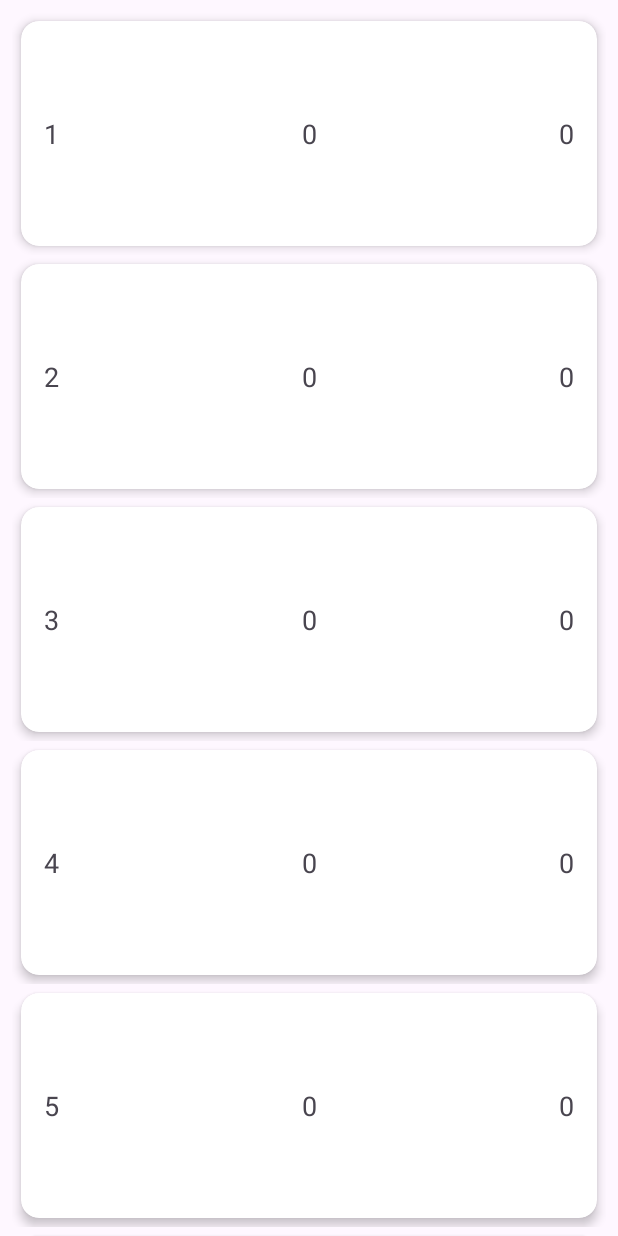
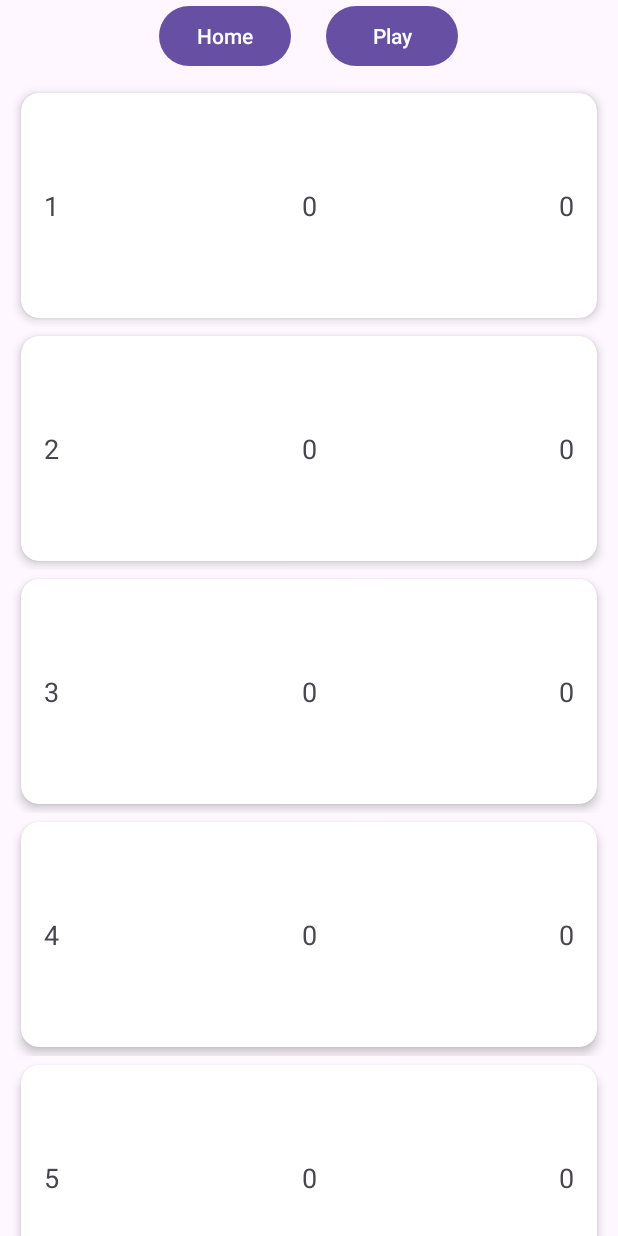
Before and after one commit to wfderrick/Penalty-Shootout, an Android app: the screen it shows after launch (MainActivity), after a tap on "LeaderBoard", on a phone screen of 412 x 824 dp. Run offline under Robolectric (Android 15) with nearby library versions, the phone set to English and light mode, and no system bars; our stand-ins replace Firebase (no records; nobody signed in at launch, a user with empty details on screens opened directly); 2 statements that could not run were skipped.

Commit message:
Improve leaderboard data retrieval
Add Firebase-backed leaderboard loading with thread support, local preference fallback, and a new leaderboard navigation layout.

```diff
--- a/app/src/main/java/com/example/penaltyshootout/Leaderboard.kt
+++ b/app/src/main/java/com/example/penaltyshootout/Leaderboard.kt
@@ -9,6 +9,7 @@ import android.view.ViewGroup
 import android.widget.TextView
 import androidx.appcompat.app.AppCompatActivity
 import androidx.recyclerview.widget.RecyclerView
+import com.google.android.gms.tasks.Tasks
 import com.google.firebase.database.DataSnapshot
 import com.google.firebase.database.DatabaseError
 import com.google.firebase.database.DatabaseReference
@@ -16,24 +17,28 @@ import com.google.firebase.database.FirebaseDatabase
 import com.google.firebase.database.ValueEventListener
 import org.json.JSONArray
 
-class Leaderboard : ValueEventListener {
+class Leaderboard : ValueEventListener, Thread {
 
-    private lateinit var leaderboard : List<List<String>>
+    private var leaderboard : List<List<String>> = listOf(listOf("", "", ""))
+    private lateinit var activity : MainActivity
+    private var retrieved : Boolean = false
+    private var databaseRef : DatabaseReference
 
-//    constructor(ref : DatabaseReference){
-//
-//    }
+    constructor(activity : MainActivity, databaseRef : DatabaseReference){
+        this.activity = activity
+        this.databaseRef = databaseRef
+    }
+    override fun run(){
+        val snapshot = Tasks.await(databaseRef.get())
+        leaderboard = snapshot.value as List<List<String>>
+    }
+
+    fun checkDataRetrieval() : Boolean{
+        return retrieved
+    }
+
     override fun onDataChange(snapshot: DataSnapshot) {
-        var json = JSONArray(snapshot.value.toString())
-        var editable = leaderboard.toMutableList()
-        for (i in 0 until leaderboard.size){
-            var innerEdit = editable[i].toMutableList()
-            var innerJSON = JSONArray(json.get(i))
-            innerEdit[1] = innerJSON.getString(1)
-            innerEdit[2] = innerJSON.getInt(2).toString()
-            editable[i] = innerEdit
-        }
-        leaderboard = editable
+        leaderboard = snapshot.value as List<List<String>>
     }
 
     override fun onCancelled(error: DatabaseError) {
@@ -41,9 +46,9 @@ class Leaderboard : ValueEventListener {
     }
 
     fun getLeaderboard() : List<List<String>>{
-        leaderboard = List<List<String>>(20, {List(3, {"0"})})
         return leaderboard
     }
+
 //    fun newScore(username : String, score : Int, ref : DatabaseReference){
 //        var editable = leaderboard.toMutableList()
 //        var result = editable
--- a/app/src/main/java/com/example/penaltyshootout/MainActivity.kt
+++ b/app/src/main/java/com/example/penaltyshootout/MainActivity.kt
@@ -4,6 +4,7 @@ import android.content.Context
 import android.content.Intent
 import android.content.SharedPreferences
 import android.os.Bundle
+import android.util.Log
 import android.view.View
 import android.widget.TextView
 import androidx.appcompat.app.AppCompatActivity
@@ -27,21 +28,16 @@ class MainActivity : AppCompatActivity(), View.OnClickListener {
     override fun onCreate(savedInstanceState: Bundle?) {
         super.onCreate(savedInstanceState)
         setContentView(R.layout.activity_main)
+        pref = this.getSharedPreferences(this.packageName + "_preferences", Context.MODE_PRIVATE )
+        databaseRef = FirebaseDatabase.getInstance().getReference("leaderboard")
+        leaderboard = Leaderboard(this, databaseRef)
+        databaseRef.addValueEventListener(leaderboard)
+        leaderboard.start()
         playButton = findViewById<TextView>(play_button)
         leaderboardButton = findViewById<TextView>(leaderboard_button)
         leaderboardButton.setOnClickListener(this)
         playButton.setOnClickListener(this)
-        pref = this.getSharedPreferences(this.packageName + "_preferences", Context.MODE_PRIVATE )
-
-
-        leaderboard = Leaderboard()
-        var firebase = FirebaseDatabase.getInstance()
-        databaseRef = firebase.getReference("leaderboard")
-        databaseRef.addValueEventListener(leaderboard)
-
     }
-
-
 
     override fun onClick(v : View?){
         when (v?.id){
@@ -50,15 +46,21 @@ class MainActivity : AppCompatActivity(), View.OnClickListener {
         }
     }
 
-//    fun retrieveSavedLeaderBoard(){
-//        pref.getString("leaderboard", null)
-//
-//    }
+    fun retrieveSavedLeaderBoard() : List<List<String>>{
+        pref.getString("leaderboard", null)
+        return listOf(listOf("0","0","0"), listOf("0","0","0"),listOf("0","0","0"),listOf("0","0","0"),listOf("0","0","0"))
+    }
 
 //    fun getLeaderboardFromString(){
 //        var editable = MutableList(20, {Array})
 //
 //    }
+
+    fun saveLeaderboardLocal(){
+        var editor = pref.edit()
+        editor.putString("leaderboard", leaderboard.getLeaderboard().toString())
+        editor.commit()
+    }
 
     fun startPlay(){
         var intent = Intent(this, Game::class.java)
@@ -69,9 +71,11 @@ class MainActivity : AppCompatActivity(), View.OnClickListener {
         setContentView(R.layout.leaderboard)
         recyclerView = findViewById(id.recyclerView)
         recyclerView.layoutManager = LinearLayoutManager(this)
-        recyclerView.adapter = MyAdapter(leaderboard.getLeaderboard())
-//        leaderboard.newScore("test", 0, databaseRef)
-
+        var getRes = leaderboard.getLeaderboard()
+        if(getRes.get(0).get(1) == ""){
+            getRes = this.retrieveSavedLeaderBoard()
+        }
+        recyclerView.adapter = MyAdapter(getRes)
 
     }
 }
--- a/app/src/main/res/layout/leaderboard.xml
+++ b/app/src/main/res/layout/leaderboard.xml
@@ -2,7 +2,33 @@
 <RelativeLayout xmlns:android="http://schemas.android.com/apk/res/android"
     android:layout_width="match_parent"
     android:layout_height="match_parent">
+    <Button
+        android:text="Home"
+        android:id="@+id/home"
+        android:layout_width="wrap_content"
+        android:layout_height="wrap_content"
+        android:layout_toLeftOf="@id/center"
+        android:padding="8dp"
+        android:layout_marginRight="10dp"
+    />
+    <TextView
+        android:id="@+id/center"
+        android:layout_width="wrap_content"
+        android:layout_height="wrap_content"
+        android:text=" "
+        android:layout_centerHorizontal="true"
+        />
+    <Button
+        android:text="Play"
+        android:id="@+id/play"
+        android:layout_width="wrap_content"
+        android:layout_height="wrap_content"
+        android:layout_toRightOf="@id/center"
+        android:padding="8dp"
+        android:layout_marginLeft="10dp"
+        />
     <androidx.recyclerview.widget.RecyclerView
+        android:layout_below="@id/home"
         android:id="@+id/recyclerView"
         android:layout_width="wrap_content"
         android:layout_height="match_parent"
```
Also changed, not shown: app/src/main/java/com/example/penaltyshootout/DataRetrievalThread.kt (added, +22 -0 lines).
